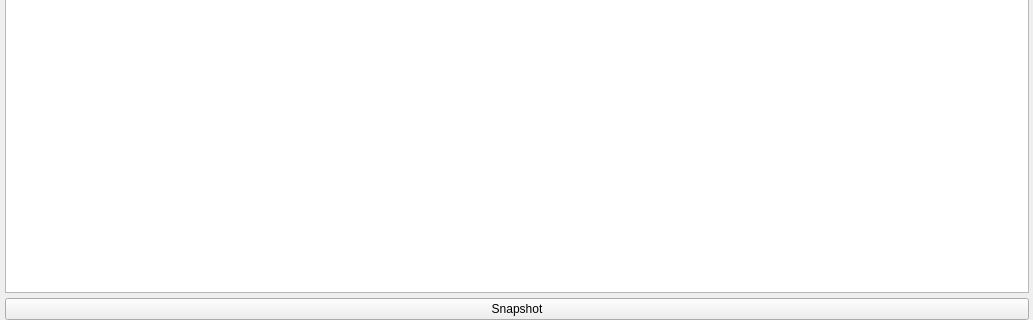
Above: nicos_ess/dream/gui/ui_files/live.ui from ess-dmsc/nicos before the change; both pictures show x 0 to 1033 and y 366 to 686 of the 1033 by 686 pixel window. Below: the same form after it.
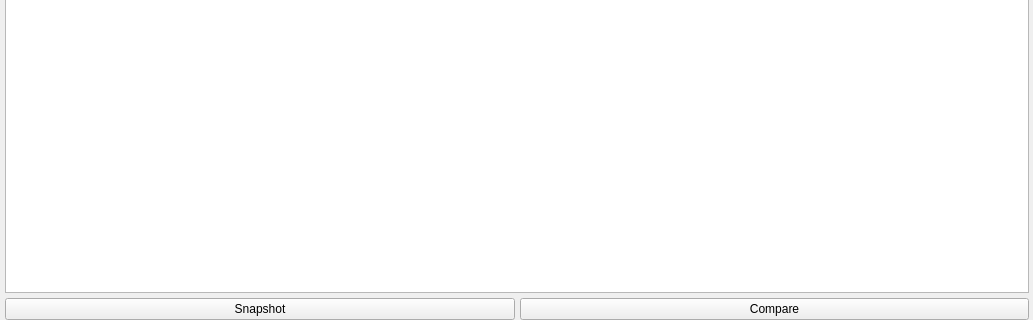
That is the form after the change. Icons and pictures are not drawn.

Commit message: Add snapshots in Livepanel and rename snap to comparison window

Patch:
```diff
--- a/nicos_ess/dream/gui/ui_files/live.ui
+++ b/nicos_ess/dream/gui/ui_files/live.ui
@@ -75,11 +75,28 @@
         </widget>
        </item>
        <item>
+        <layout class="QHBoxLayout" name="horizontalLayout">
+         <property name="leftMargin">
+          <number>0</number>
+         </property>
+         <property name="topMargin">
+          <number>0</number>
+         </property>
+         <item>
         <widget class="QPushButton" name="snapShotButton">
          <property name="text">
           <string>Snapshot</string>
          </property>
         </widget>
+         </item>
+         <item>
+          <widget class="QPushButton" name="compareButton">
+           <property name="text">
+            <string>Compare</string>
+           </property>
+          </widget>
+         </item>
+        </layout>
        </item>
       </layout>
      </widget>
```
Lines whose indentation alone changed are shown as unchanged. The commit also changes 2 other files.
